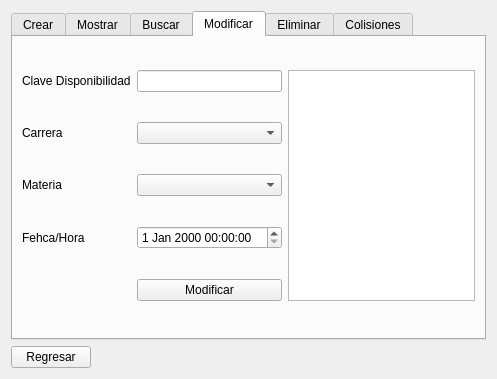
alexVillasenor/SEDDII, file Proyecto/menudisponibilidad.ui: the form before one commit.
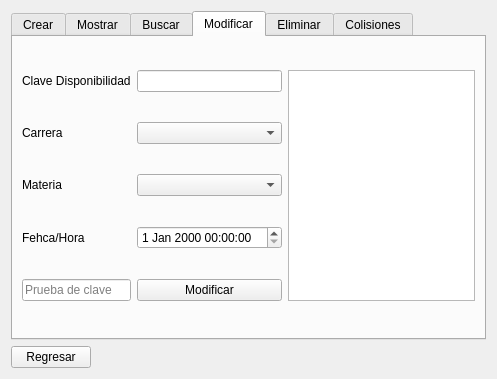
The form after the commit. The open tabs and pages were chosen to show the change. Icons and pictures are not drawn.

Commit message: Filas listo, funcion que cambia y lineedit que prueba la funcion

The edit to the form file:
```diff
--- a/Proyecto/menudisponibilidad.ui
+++ b/Proyecto/menudisponibilidad.ui
@@ -207,6 +207,13 @@
          </property>
         </widget>
        </item>
+       <item row="4" column="0">
+        <widget class="QLineEdit" name="lineEdit_4">
+         <property name="placeholderText">
+          <string>Prueba de clave</string>
+         </property>
+        </widget>
+       </item>
       </layout>
      </widget>
      <widget class="QWidget" name="tab_5">
```
Left out of the diff: 6 changed lines with no effect on the pictures. The commit also changes 12 other files.
